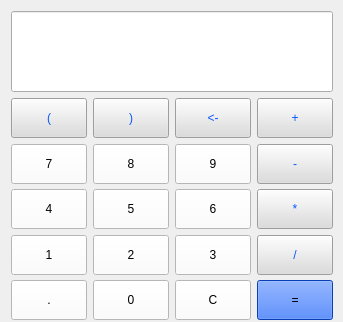
berserkyu/CC_Calculator, file widget.ui: the form before one commit.
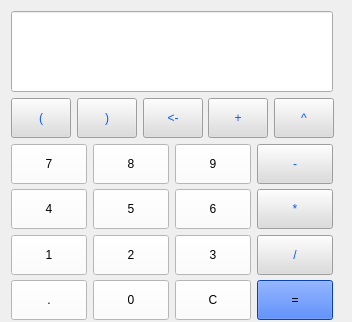
The form after the commit.

Diff of the .ui file:
```diff
--- a/widget.ui
+++ b/widget.ui
@@ -6,7 +6,7 @@
    <rect>
     <x>0</x>
     <y>0</y>
-    <width>343</width>
+    <width>352</width>
     <height>322</height>
    </rect>
   </property>
@@ -139,6 +139,24 @@
           </property>
          </widget>
         </item>
+        <item>
+         <widget class="QPushButton" name="pushButton_index">
+          <property name="minimumSize">
+           <size>
+            <width>60</width>
+            <height>40</height>
+           </size>
+          </property>
+          <property name="styleSheet">
+           <string notr="true">background-color: rgb(220, 220, 220);
+ 
+color: rgb(11, 88, 255);</string>
+          </property>
+          <property name="text">
+           <string>^</string>
+          </property>
+         </widget>
+        </item>
        </layout>
       </item>
       <item>
```
